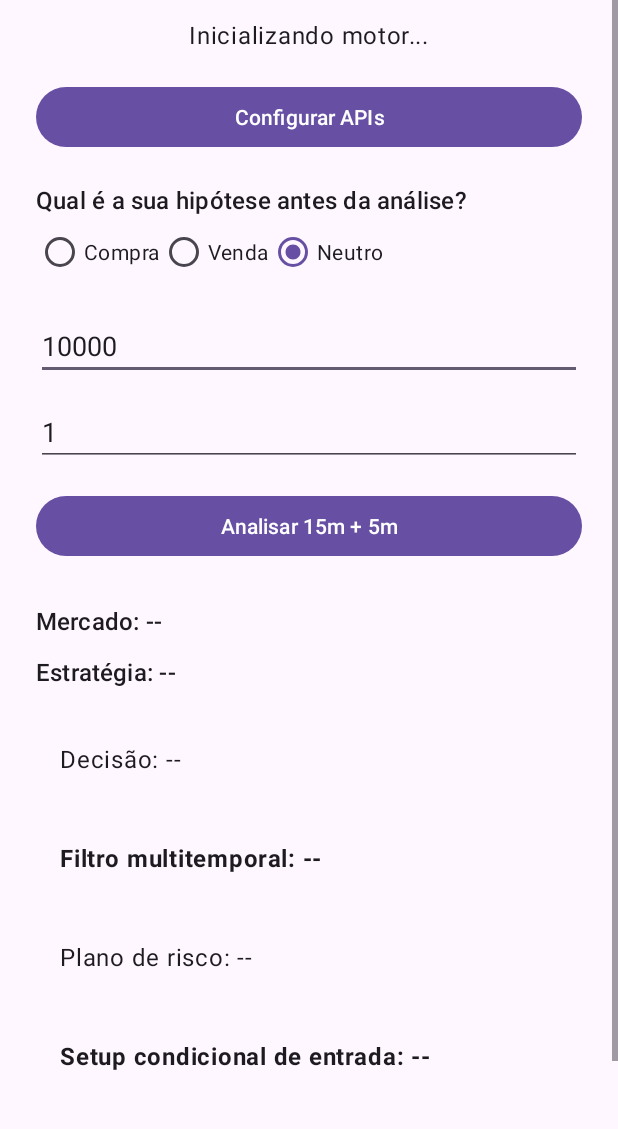
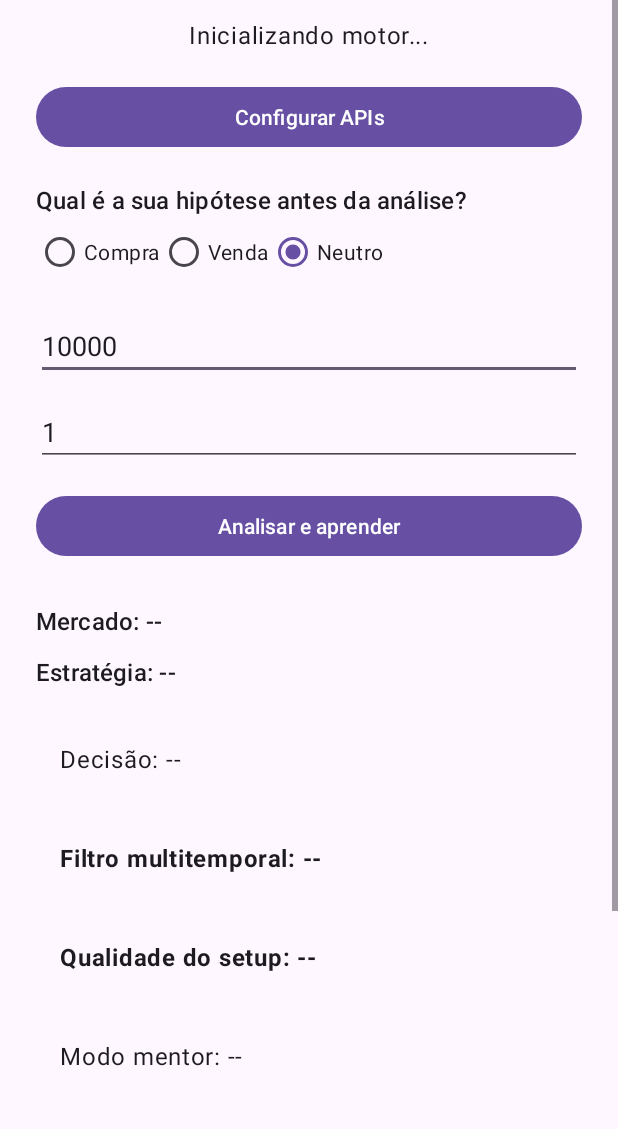
Before and after one commit to PrimalSword/orbis-wheel-mvp-vjoy, an Android app: the layout activity_main.xml on its own in the app's theme, with its tools: preview values and no code run, on a phone screen of 412 x 824 dp, the part 93-1222 px from its top. Run offline under Robolectric (Android 15) with nearby library versions, the light colour scheme and no system bars.

Commit message:
Show setup score and mentor explanation

```diff
--- a/app/src/main/res/layout/activity_main.xml
+++ b/app/src/main/res/layout/activity_main.xml
@@ -91,7 +91,7 @@
             android:layout_width="match_parent"
             android:layout_height="wrap_content"
             android:layout_marginTop="16dp"
-            android:text="Analisar 15m + 5m" />
+            android:text="Analisar e aprender" />
 
         <TextView
             android:id="@+id/regimeText"
@@ -129,6 +129,25 @@
             android:textStyle="bold" />
 
         <TextView
+            android:id="@+id/setupScoreText"
+            android:layout_width="match_parent"
+            android:layout_height="wrap_content"
+            android:layout_marginTop="12dp"
+            android:padding="16dp"
+            android:text="Qualidade do setup: --"
+            android:textAppearance="@style/TextAppearance.Material3.BodyLarge"
+            android:textStyle="bold" />
+
+        <TextView
+            android:id="@+id/mentorText"
+            android:layout_width="match_parent"
+            android:layout_height="wrap_content"
+            android:layout_marginTop="12dp"
+            android:padding="16dp"
+            android:text="Modo mentor: --"
+            android:textAppearance="@style/TextAppearance.Material3.BodyLarge" />
+
+        <TextView
             android:id="@+id/riskPlanText"
             android:layout_width="match_parent"
             android:layout_height="wrap_content"
```
